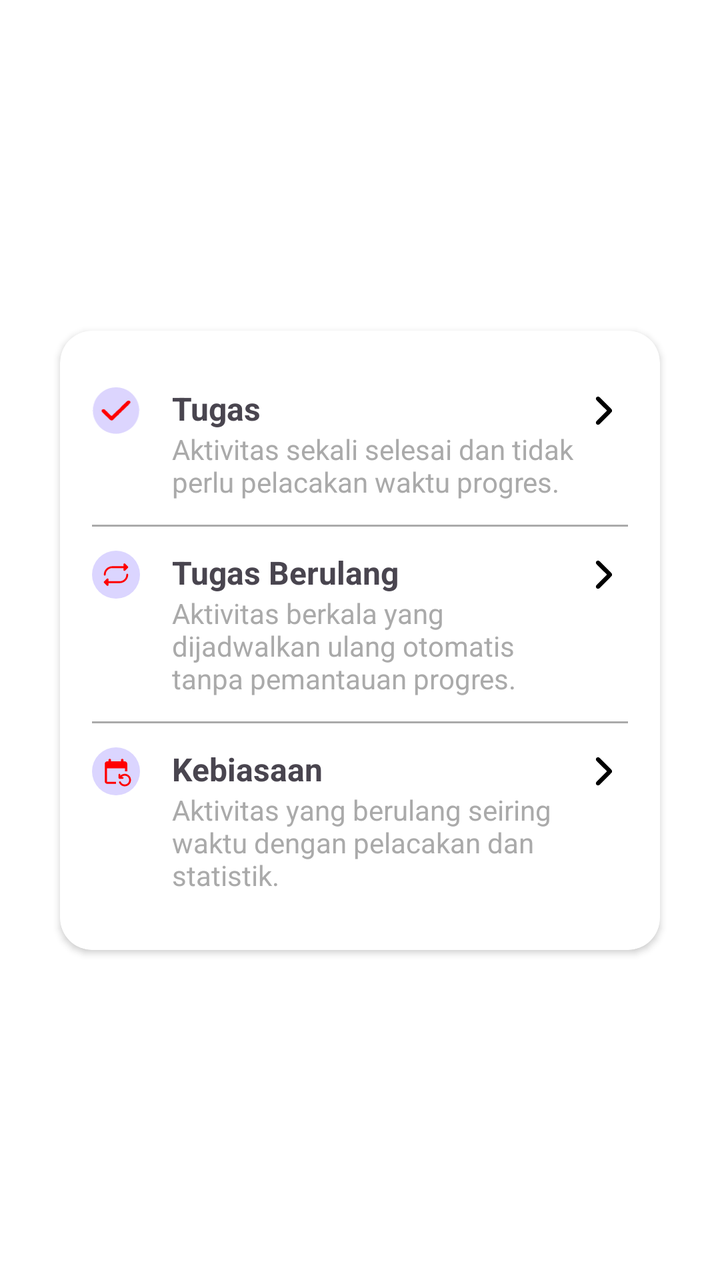
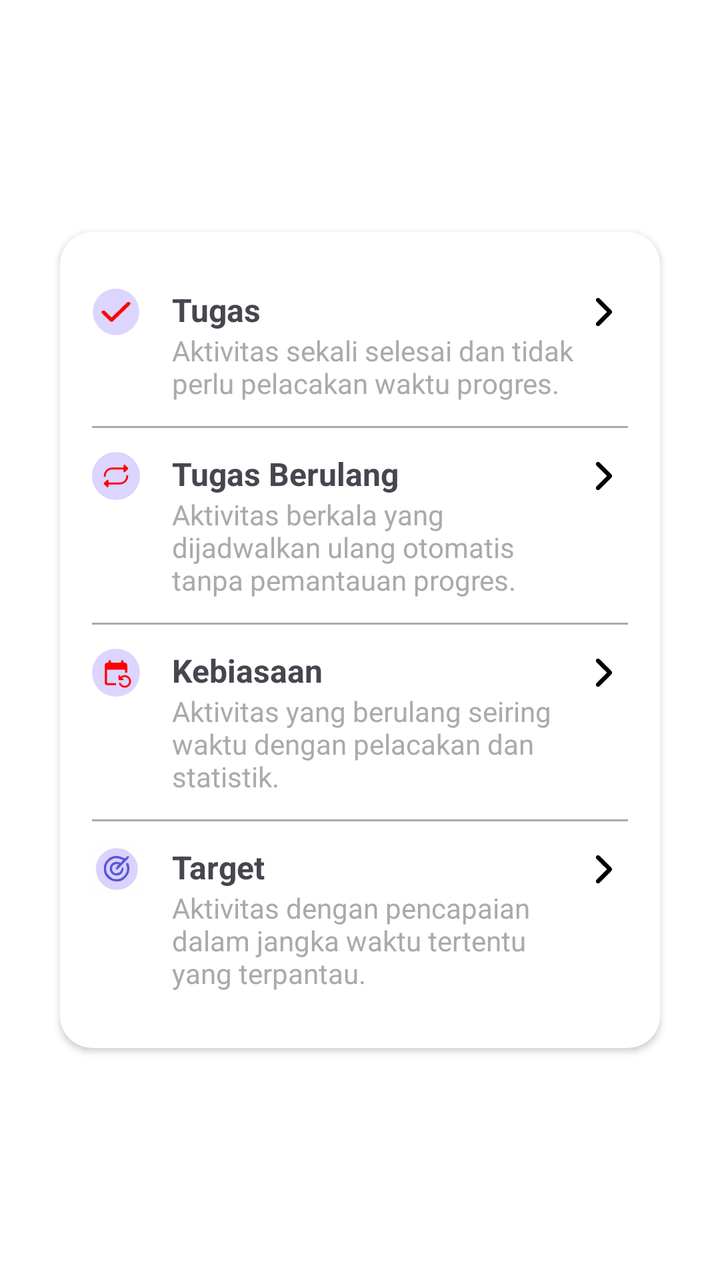

An Android layout rendered at two revisions. The XML below is the earlier revision; the diff shows what the commit changed to produce the second picture.
<!-- AndroidManifest.xml: application theme Theme.TaskApp -->
<!-- res/layout/dialog_task_option.xml -->
<androidx.constraintlayout.widget.ConstraintLayout
    xmlns:android="http://schemas.android.com/apk/res/android"
    xmlns:app="http://schemas.android.com/apk/res-auto"
    android:layout_width="match_parent"
    android:layout_height="match_parent"
    android:background="@android:color/transparent">

    <androidx.cardview.widget.CardView
        android:layout_width="300dp"
        android:layout_height="wrap_content"
        android:layout_margin="16dp"
        android:backgroundTint="@android:color/white"
        android:layout_gravity="center"
        android:elevation="8dp"
        app:cardCornerRadius="16dp"
        app:layout_constraintBottom_toBottomOf="parent"
        app:layout_constraintEnd_toEndOf="parent"
        app:layout_constraintStart_toStartOf="parent"
        app:layout_constraintTop_toTopOf="parent">

        <LinearLayout
            android:layout_width="match_parent"
            android:layout_height="wrap_content"
            android:orientation="vertical"
            android:padding="16dp">

            
            <LinearLayout
                android:id="@+id/option_tugas"
                android:layout_width="match_parent"
                android:layout_height="wrap_content"
                android:orientation="horizontal"
                android:paddingVertical="12dp"
                android:clickable="true"
                android:focusable="true">

                <ImageView
                    android:layout_width="24dp"
                    android:layout_height="24dp"
                    android:src="@drawable/ic_tugas" />

                <LinearLayout
                    android:layout_width="0dp"
                    android:layout_height="wrap_content"
                    android:layout_weight="1"
                    android:orientation="vertical"
                    android:paddingStart="16dp">

                    <TextView
                        android:layout_width="wrap_content"
                        android:layout_height="wrap_content"
                        android:text="Tugas"
                        android:textSize="16sp"
                        android:textStyle="bold" />

                    <TextView
                        android:layout_width="wrap_content"
                        android:layout_height="wrap_content"
                        android:text="Aktivitas sekali selesai dan tidak perlu pelacakan waktu progres."
                        android:textSize="14sp"
                        android:textColor="@android:color/darker_gray" />

                </LinearLayout>

                <ImageView
                    android:layout_width="24dp"
                    android:layout_height="24dp"
                    android:src="@drawable/ic_arrow_right" />
            </LinearLayout>

            
            <View
                android:layout_width="match_parent"
                android:layout_height="1dp"
                android:background="@android:color/darker_gray" />

            
            <LinearLayout
                android:id="@+id/option_tugas_berulang"
                android:layout_width="match_parent"
                android:layout_height="wrap_content"
                android:orientation="horizontal"
                android:paddingVertical="12dp"
                android:clickable="true"
                android:focusable="true">

                <ImageView
                    android:layout_width="24dp"
                    android:layout_height="24dp"
                    android:src="@drawable/ic_tugas_berulang" />

                <LinearLayout
                    android:layout_width="0dp"
                    android:layout_height="wrap_content"
                    android:layout_weight="1"
                    android:orientation="vertical"
                    android:paddingStart="16dp">

                    <TextView
                        android:layout_width="wrap_content"
                        android:layout_height="wrap_content"
                        android:text="Tugas Berulang"
                        android:textSize="16sp"
                        android:textStyle="bold" />

                    <TextView
                        android:layout_width="wrap_content"
                        android:layout_height="wrap_content"
                        android:text="Aktivitas berkala yang dijadwalkan ulang otomatis tanpa pemantauan progres."
                        android:textSize="14sp"
                        android:textColor="@android:color/darker_gray" />

                </LinearLayout>

                <ImageView
                    android:layout_width="24dp"
                    android:layout_height="24dp"
                    android:src="@drawable/ic_arrow_right" />
            </LinearLayout>

            
            <View
                android:layout_width="match_parent"
                android:layout_height="1dp"
                android:background="@android:color/darker_gray" />

            
            <LinearLayout
                android:id="@+id/option_kebiasaan"
                android:layout_width="match_parent"
                android:layout_height="wrap_content"
                android:orientation="horizontal"
                android:paddingVertical="12dp"
                android:clickable="true"
                android:focusable="true">

                <ImageView
                    android:layout_width="24dp"
                    android:layout_height="24dp"
                    android:src="@drawable/ic_kebiasaan" />

                <LinearLayout
                    android:layout_width="0dp"
                    android:layout_height="wrap_content"
                    android:layout_weight="1"
                    android:orientation="vertical"
                    android:paddingStart="16dp">

                    <TextView
                        android:layout_width="wrap_content"
                        android:layout_height="wrap_content"
                        android:text="Kebiasaan"
                        android:textSize="16sp"
                        android:textStyle="bold" />

                    <TextView
                        android:layout_width="wrap_content"
                        android:layout_height="wrap_content"
                        android:text="Aktivitas yang berulang seiring waktu dengan pelacakan dan statistik."
                        android:textSize="14sp"
                        android:textColor="@android:color/darker_gray" />

                </LinearLayout>

                <ImageView
                    android:layout_width="24dp"
                    android:layout_height="24dp"
                    android:src="@drawable/ic_arrow_right" />
            </LinearLayout>

        </LinearLayout>

    </androidx.cardview.widget.CardView>

</androidx.constraintlayout.widget.ConstraintLayout>
<!-- resources referenced by this layout -->
<resources>
  <!-- drawable ic_arrow_right: vector/xml drawable (drawable, 2267 chars, omitted) -->
  <!-- drawable ic_kebiasaan (drawable) -->
  <vector xmlns:android="http://schemas.android.com/apk/res/android" android:height="25dp" android:viewportHeight="32" android:viewportWidth="32" android:width="25dp">
        
      <path android:fillColor="#DBD5FF" android:pathData="M16,16m-16,0a16,16 0,1 1,32 0a16,16 0,1 1,-32 0"/>
        
      <path android:fillColor="#FF0000" android:pathData="M23.5,16V11C23.5,10.084 22.75,9.334 21.833,9.334H21V8.5C21,8.042 20.625,7.667 20.167,7.667C19.708,7.667 19.333,8.042 19.333,8.5V9.334H12.667V8.5C12.667,8.042 12.292,7.667 11.833,7.667C11.375,7.667 11,8.042 11,8.5V9.334H10.167C9.25,9.334 8.5,10.084 8.5,11V22.667C8.5,23.584 9.25,24.334 10.167,24.334H16V23.034H10V14H22V16L23.5,16ZM18.608,22.667C18.15,22.667 17.85,23.134 18.042,23.55C18.371,24.281 18.903,24.9 19.576,25.335C20.249,25.77 21.032,26.001 21.833,26C24.133,26 26,24.134 26,21.834C26,19.534 24.133,17.667 21.833,17.667C20.7,17.667 19.667,18.125 18.917,18.859V18.292C18.917,17.95 18.633,17.667 18.292,17.667C17.95,17.667 17.667,17.95 17.667,18.292V20.167C17.667,20.625 18.042,21 18.5,21H20.375C20.717,21 21,20.717 21,20.375C21,20.034 20.717,19.75 20.375,19.75H19.792C20.317,19.234 21.042,18.917 21.833,18.917C23.442,18.917 24.75,20.225 24.75,21.834C24.75,23.442 23.442,24.75 21.833,24.75C20.65,24.75 19.633,24.042 19.175,23.034C19.126,22.924 19.046,22.832 18.946,22.767C18.845,22.701 18.728,22.667 18.608,22.667Z"/>
      
  </vector>
  <!-- drawable ic_tugas: vector/xml drawable (drawable, 6254 chars, omitted) -->
  <!-- drawable ic_tugas_berulang: vector/xml drawable (drawable, 2017 chars, omitted) -->
  <style name="Theme.TaskApp" parent="Base.Theme.TaskApp" />
  <style name="Base.Theme.TaskApp" parent="Theme.Material3.Light.NoActionBar">
          
          
          <item name="android:windowBackground">@android:color/white</item>
          <item name="colorPrimary">@color/white</item>
          <item name="colorPrimaryVariant">@color/white</item>
          <item name="colorOnPrimary">@color/black</item>
      </style>
  <color name="white">#FFFFFFFF</color>
  <color name="black">#FF000000</color>
</resources>

<!-- the commit's change to res/layout/dialog_task_option.xml (unified diff, before → after) -->
@@ -168,6 +168,57 @@
                     android:src="@drawable/ic_arrow_right" />
             </LinearLayout>
 
+            
+            <View
+                android:layout_width="match_parent"
+                android:layout_height="1dp"
+                android:background="@android:color/darker_gray" />
+
+            
+            <LinearLayout
+                android:id="@+id/option_target"
+                android:layout_width="match_parent"
+                android:layout_height="wrap_content"
+                android:orientation="horizontal"
+                android:paddingVertical="12dp"
+                android:clickable="true"
+                android:focusable="true">
+
+                <ImageView
+                    android:layout_width="24dp"
+                    android:layout_height="24dp"
+                    android:src="@drawable/ic_target" />
+
+                <LinearLayout
+                    android:layout_width="0dp"
+                    android:layout_height="wrap_content"
+                    android:layout_weight="1"
+                    android:orientation="vertical"
+                    android:paddingStart="16dp">
+
+                    <TextView
+                        android:layout_width="wrap_content"
+                        android:layout_height="wrap_content"
+                        android:text="Target"
+                        android:textSize="16sp"
+                        android:textStyle="bold" />
+
+                    <TextView
+                        android:layout_width="wrap_content"
+                        android:layout_height="wrap_content"
+                        android:text="Aktivitas dengan pencapaian dalam jangka waktu tertentu yang terpantau."
+                        android:textSize="14sp"
+                        android:textColor="@android:color/darker_gray" />
+
+                </LinearLayout>
+
+                <ImageView
+                    android:layout_width="24dp"
+                    android:layout_height="24dp"
+                    android:src="@drawable/ic_arrow_right" />
+            </LinearLayout>
+
+
         </LinearLayout>
 
     </androidx.cardview.widget.CardView>
<!-- resource entries referenced after the edit -->
@@ -9,6 +9,7 @@
       <path android:fillColor="#FF0000" android:pathData="M23.5,16V11C23.5,10.084 22.75,9.334 21.833,9.334H21V8.5C21,8.042 20.625,7.667 20.167,7.667C19.708,7.667 19.333,8.042 19.333,8.5V9.334H12.667V8.5C12.667,8.042 12.292,7.667 11.833,7.667C11.375,7.667 11,8.042 11,8.5V9.334H10.167C9.25,9.334 8.5,10.084 8.5,11V22.667C8.5,23.584 9.25,24.334 10.167,24.334H16V23.034H10V14H22V16L23.5,16ZM18.608,22.667C18.15,22.667 17.85,23.134 18.042,23.55C18.371,24.281 18.903,24.9 19.576,25.335C20.249,25.77 21.032,26.001 21.833,26C24.133,26 26,24.134 26,21.834C26,19.534 24.133,17.667 21.833,17.667C20.7,17.667 19.667,18.125 18.917,18.859V18.292C18.917,17.95 18.633,17.667 18.292,17.667C17.95,17.667 17.667,17.95 17.667,18.292V20.167C17.667,20.625 18.042,21 18.5,21H20.375C20.717,21 21,20.717 21,20.375C21,20.034 20.717,19.75 20.375,19.75H19.792C20.317,19.234 21.042,18.917 21.833,18.917C23.442,18.917 24.75,20.225 24.75,21.834C24.75,23.442 23.442,24.75 21.833,24.75C20.65,24.75 19.633,24.042 19.175,23.034C19.126,22.924 19.046,22.832 18.946,22.767C18.845,22.701 18.728,22.667 18.608,22.667Z"/>
       
   </vector>
+  <!-- drawable ic_target: vector/xml drawable (drawable, 2464 chars, omitted) -->
   <!-- drawable ic_tugas: vector/xml drawable (drawable, 6254 chars, omitted) -->
   <!-- drawable ic_tugas_berulang: vector/xml drawable (drawable, 2017 chars, omitted) -->
   <style name="Theme.TaskApp" parent="Base.Theme.TaskApp" />
